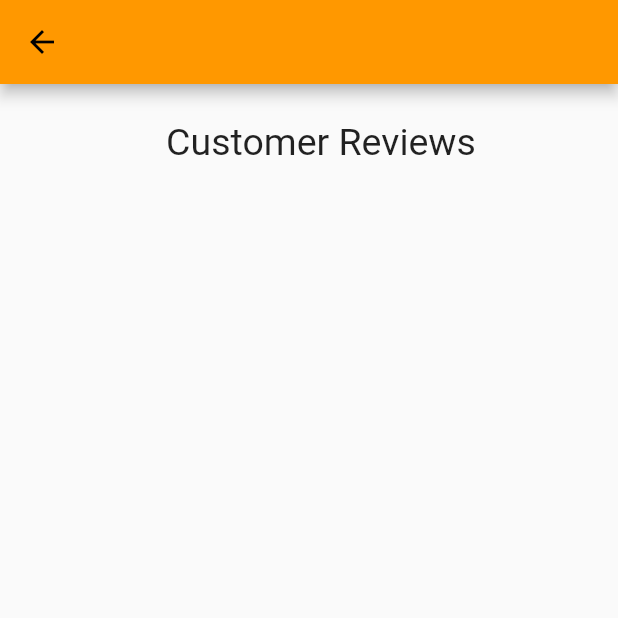
After one commit to smarts-uz/flutter_travelcars, a Flutter app: the Reviews screen opened directly, on a phone screen of 412 x 824 dp, the top half of it. The commit adds this screen. Run offline on Flutter 3.47's test engine with Material 2 defaults, Android fonts, the phone set to English and light mode, and no system bars; our stand-ins replace carousel_slider, flutter_svg, hexcolor.

Commit message:
reviews scren

```diff
--- a/lib/screens/profile/profile_screen.dart
+++ b/lib/screens/profile/profile_screen.dart
@@ -2,6 +2,7 @@ import 'package:flutter/material.dart';
 import 'package:flutter_svg/flutter_svg.dart';
 import 'package:travelcars/screens/bookings/bookings_screen.dart';
 import 'package:travelcars/screens/main_screen.dart';
+import 'package:travelcars/screens/profile/reviews.dart';
 import 'package:travelcars/screens/route/route_screen.dart';
 import 'package:travelcars/screens/transfers/transfers_screen.dart';
 
@@ -54,7 +55,7 @@ class _ProfileScreenState extends State<ProfileScreen> {
       "icon": Icon(Icons.message, color: Colors.black,),
       "text": "Reviews",
       "trailing": true,
-      "route": MainScreen(),
+      "route": Reviews(),
     },
     {
       "icon": SvgPicture.asset('assets/icons/contact.svg'),
--- /dev/null
+++ b/lib/screens/profile/reviews.dart
@@ -0,0 +1,72 @@
+import 'package:flutter/cupertino.dart';
+import 'package:flutter/material.dart';
+class Reviews extends StatefulWidget {
+  const Reviews({Key? key}) : super(key: key);
+
+  @override
+  _ReviewsState createState() => _ReviewsState();
+}
+
+class _ReviewsState extends State<Reviews> {
+  List<Map<String, dynamic>> reviews = [
+    {
+      'overallrate': '10',
+      'rate': [
+        {
+          'Punctuality': '10',
+          'Car driving': '10',
+          'knowledge': '10',
+          'Terrain orientation': '10',
+          'language': '10',
+          'Cleanliness / odor in the cabin': '10',
+          'Amenities in the salon': '10',
+          'Driver professionalism': '10',
+          'Price-quality ratio': '10',
+        }
+      ],
+
+    'info':[
+      {
+        'avatar': '',
+        'name': 'Nazira',
+        'flag': '',
+        'nationality': 'Uzbekistan',
+        'location': 'Family garden, Хумсон',
+        'date': '31-08-2021',
+        'reviewtime': '30 Aug 2021 15:08:52',
+        'fine': 'I would like to note that we have already contacted you more than once.\ n'
+            ' The trip went well. The minibus is comfortable, \n'
+            'clean, without foreign odors (there was even a bakhur for aromatization). \n'
+            'The driver was extremely polite (he opened the doors, arrived at the agreed time,\n'
+            ' immediately offered to connect to bluetooth (if you need musical accompaniment on the road). \n'
+            'He orients himself perfectly in the area.\n'
+            ' We arrived comfortably, quickly and without any outside chatter from the driver. Thank you.\n'
+            ' We will be contact again!'
+      }
+
+    ],
+
+  },];
+  @override
+  Widget build(BuildContext context) {
+    return Scaffold(
+      appBar: AppBar(
+
+      ),
+      body: ListView.builder(
+          itemCount: reviews.length,
+          itemBuilder: (context,index) => Container(
+            padding: EdgeInsets.only(left: 16,top: 24),
+            child: Column(
+              children: [
+                Text('Customer Reviews',
+                  style: TextStyle(
+                  fontSize: 25,
+                ),)
+              ],
+            ),
+          )
+      ),
+    );
+  }
+}
--- a/lib/screens/route/route_screen.dart
+++ b/lib/screens/route/route_screen.dart
@@ -100,6 +100,7 @@ class _RouteScreenState extends State<RouteScreen> {
 
 
 ];
+
   @override
   Widget build(BuildContext context) {
     return Scaffold(
```
Lines whose indentation alone changed are shown as unchanged.
